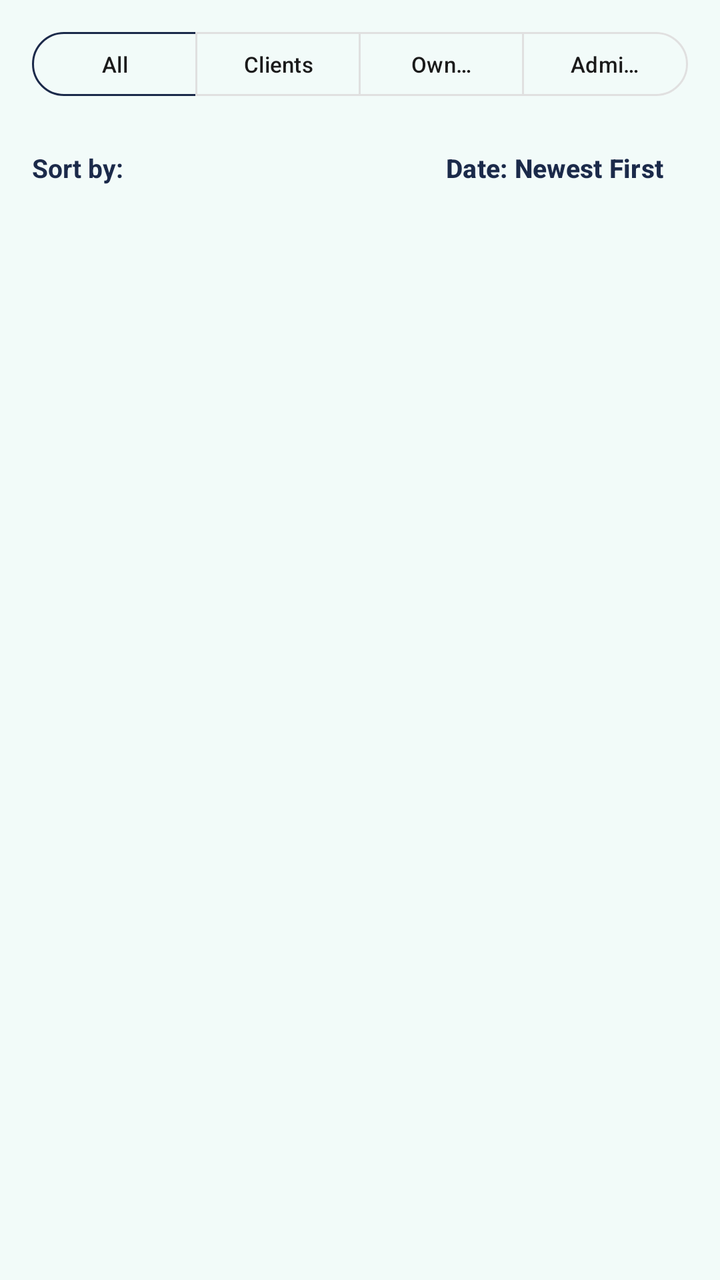
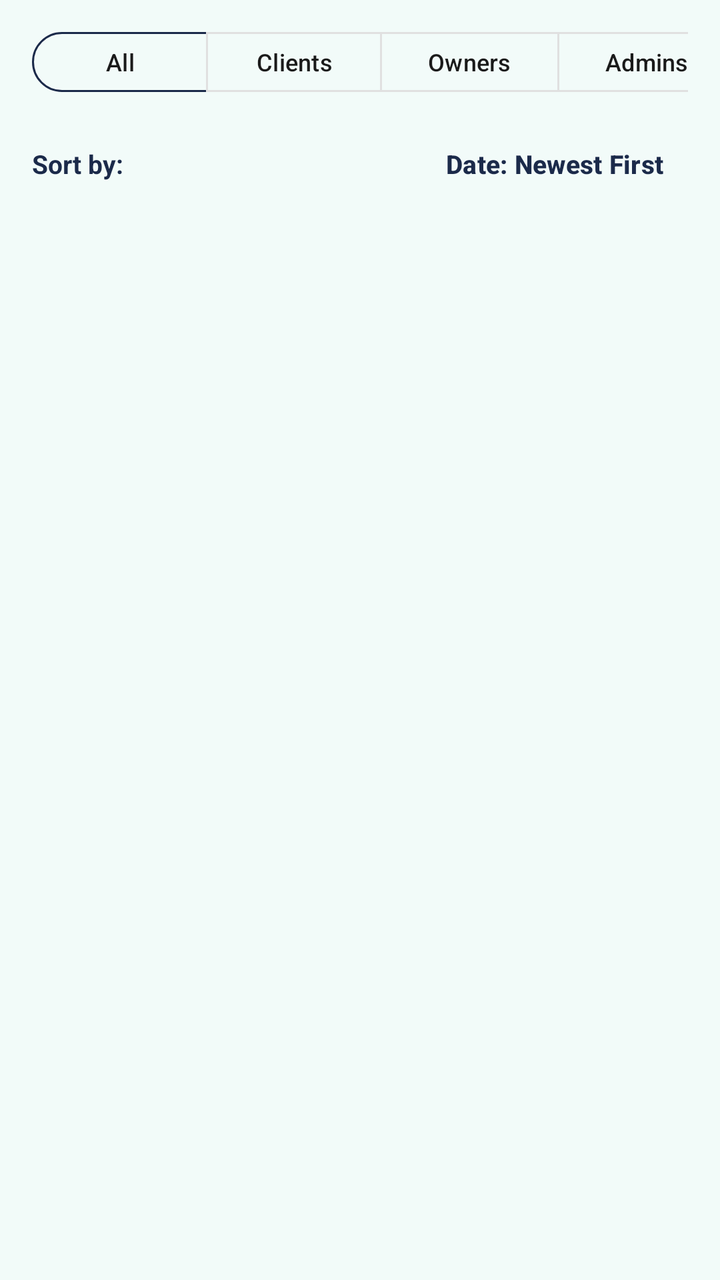

Compare the two renders of this Android layout. The source of the first and the diff that turns it into the second are given below.
<!-- AndroidManifest.xml: application theme Theme.HairGo -->
<!-- res/layout/fragment_users.xml -->
<?xml version="1.0" encoding="utf-8"?>
<LinearLayout xmlns:android="http://schemas.android.com/apk/res/android"
    xmlns:app="http://schemas.android.com/apk/res-auto"
    android:layout_width="match_parent"
    android:layout_height="match_parent"
    android:background="@color/home_bg"
    android:orientation="vertical">

    
    <LinearLayout
        android:layout_width="match_parent"
        android:layout_height="wrap_content"
        android:orientation="vertical"
        android:paddingHorizontal="16dp"
        android:paddingTop="12dp"
        android:paddingBottom="8dp">

        
        <com.google.android.material.button.MaterialButtonToggleGroup
            android:id="@+id/toggleGroupUserRole"
            android:layout_width="match_parent"
            android:layout_height="wrap_content"
            app:selectionRequired="true"
            app:singleSelection="true">

            <com.google.android.material.button.MaterialButton
                android:id="@+id/btnFilterAllUsers"
                style="@style/Widget.Material3.Button.OutlinedButton"
                android:layout_width="0dp"
                android:layout_height="40dp"
                android:layout_weight="1"
                android:text="@string/admin_filter_all"
                android:textAllCaps="false"
                android:textSize="11sp"
                app:strokeColor="@color/navy" />

            <com.google.android.material.button.MaterialButton
                android:id="@+id/btnFilterClients"
                style="@style/Widget.Material3.Button.OutlinedButton"
                android:layout_width="0dp"
                android:layout_height="40dp"
                android:layout_weight="1"
                android:text="@string/admin_filter_clients"
                android:textAllCaps="false"
                android:textSize="11sp"
                app:strokeColor="@color/grey_border" />

            <com.google.android.material.button.MaterialButton
                android:id="@+id/btnFilterSalons"
                style="@style/Widget.Material3.Button.OutlinedButton"
                android:layout_width="0dp"
                android:layout_height="40dp"
                android:layout_weight="1"
                android:text="@string/admin_filter_owners"
                android:textAllCaps="false"
                android:textSize="11sp"
                app:strokeColor="@color/grey_border" />

            <com.google.android.material.button.MaterialButton
                android:id="@+id/btnFilterAdmins"
                style="@style/Widget.Material3.Button.OutlinedButton"
                android:layout_width="0dp"
                android:layout_height="40dp"
                android:layout_weight="1"
                android:text="@string/admin_filter_admins"
                android:textAllCaps="false"
                android:textSize="11sp"
                app:strokeColor="@color/grey_border" />

        </com.google.android.material.button.MaterialButtonToggleGroup>

        
        <RelativeLayout
            android:layout_width="match_parent"
            android:layout_height="wrap_content"
            android:layout_marginTop="8dp">

            <TextView
                android:layout_width="wrap_content"
                android:layout_height="wrap_content"
                android:layout_alignParentStart="true"
                android:layout_centerVertical="true"
                android:text="@string/admin_sort_by"
                android:textColor="@color/heading"
                android:textSize="13sp"
                android:textStyle="bold" />

            <com.google.android.material.button.MaterialButton
                android:id="@+id/btnUserSortOption"
                style="@style/Widget.Material3.Button.TextButton"
                android:layout_width="wrap_content"
                android:layout_height="wrap_content"
                android:layout_alignParentEnd="true"
                android:text="@string/admin_sort_date_newest"
                android:textAllCaps="false"
                android:textColor="@color/navy"
                android:textSize="13sp"
                android:textStyle="bold" />
        </RelativeLayout>

    </LinearLayout>

    
    <androidx.recyclerview.widget.RecyclerView
        android:id="@+id/rvUsers"
        android:layout_width="match_parent"
        android:layout_height="0dp"
        android:layout_weight="1"
        android:clipToPadding="false"
        android:paddingBottom="16dp" />

    
    <TextView
        android:id="@+id/tvEmptyUsers"
        android:layout_width="wrap_content"
        android:layout_height="wrap_content"
        android:layout_gravity="center"
        android:layout_marginTop="32dp"
        android:text="@string/admin_users_empty"
        android:textColor="@color/grey_medium"
        android:textSize="14sp"
        android:visibility="gone" />

</LinearLayout>
<!-- resources referenced by this layout -->
<resources>
  <color name="grey_border">#E0E0E0</color>
  <color name="grey_medium">#8A8A8A</color>
  <color name="heading">#1B2A4A</color>
  <color name="home_bg">#F2FBF9</color>
  <color name="navy">#1B2A4A</color>
  <string name="admin_filter_admins">Admins</string>
  <string name="admin_filter_all">All</string>
  <string name="admin_filter_clients">Clients</string>
  <string name="admin_filter_owners">Owners</string>
  <string name="admin_sort_by">Sort by:</string>
  <string name="admin_sort_date_newest">Date: Newest First</string>
  <string name="admin_users_empty">No users found</string>
  <style name="Theme.HairGo" parent="Base.Theme.HairGo">
          <item name="snackbarStyle">@style/Widget.HairGo.Snackbar</item>
      </style>
  <style name="Base.Theme.HairGo" parent="Theme.Material3.DayNight.NoActionBar">
          <item name="colorPrimary">@color/teal</item>
          <item name="colorOnPrimary">@color/white</item>
          <item name="colorSurface">@color/surface</item>
          <item name="colorOnSurface">@color/text_primary</item>
          <item name="colorSurfaceVariant">@color/grey_light</item>
          <item name="colorOnSurfaceVariant">@color/text_primary</item>
          <item name="colorOutline">@color/grey_border</item>
          <item name="android:colorBackground">@color/grey_light</item>
      </style>
  <style name="Widget.HairGo.Snackbar" parent="Widget.Material3.Snackbar">
          <item name="backgroundTint">@color/navy</item>
          <item name="android:textColor">@color/white</item>
          <item name="shapeAppearanceOverlay">@style/ShapeAppearanceOverlay.HairGo_Snackbar</item>
      </style>
  <color name="teal">#14B8A6</color>
  <color name="white">#FFFFFF</color>
  <color name="surface">#FFFFFF</color>
  <color name="text_primary">#1A1A1A</color>
  <color name="grey_light">#F2F2F2</color>
  <style name="ShapeAppearanceOverlay.HairGo_Snackbar" parent="">
          <item name="cornerFamily">rounded</item>
          <item name="cornerSize">16dp</item>
      </style>
</resources>

<!-- the commit's change to res/layout/fragment_users.xml (unified diff, before → after) -->
@@ -16,58 +16,60 @@
         android:paddingBottom="8dp">
 
         
-        <com.google.android.material.button.MaterialButtonToggleGroup
-            android:id="@+id/toggleGroupUserRole"
+        <HorizontalScrollView
             android:layout_width="match_parent"
             android:layout_height="wrap_content"
-            app:selectionRequired="true"
-            app:singleSelection="true">
+            android:scrollbars="none">
 
-            <com.google.android.material.button.MaterialButton
-                android:id="@+id/btnFilterAllUsers"
-                style="@style/Widget.Material3.Button.OutlinedButton"
-                android:layout_width="0dp"
-                android:layout_height="40dp"
-                android:layout_weight="1"
-                android:text="@string/admin_filter_all"
-                android:textAllCaps="false"
-                android:textSize="11sp"
-                app:strokeColor="@color/navy" />
+            <com.google.android.material.button.MaterialButtonToggleGroup
+                android:id="@+id/toggleGroupUserRole"
+                android:layout_width="wrap_content"
+                android:layout_height="wrap_content"
+                app:selectionRequired="true"
+                app:singleSelection="true">
 
-            <com.google.android.material.button.MaterialButton
-                android:id="@+id/btnFilterClients"
-                style="@style/Widget.Material3.Button.OutlinedButton"
-                android:layout_width="0dp"
-                android:layout_height="40dp"
-                android:layout_weight="1"
-                android:text="@string/admin_filter_clients"
-                android:textAllCaps="false"
-                android:textSize="11sp"
-                app:strokeColor="@color/grey_border" />
+                <com.google.android.material.button.MaterialButton
+                    android:id="@+id/btnFilterAllUsers"
+                    style="@style/Widget.Material3.Button.OutlinedButton"
+                    android:layout_width="wrap_content"
+                    android:layout_height="38dp"
+                    android:text="@string/admin_filter_all"
+                    android:textAllCaps="false"
+                    android:textSize="12sp"
+                    app:strokeColor="@color/navy" />
 
-            <com.google.android.material.button.MaterialButton
-                android:id="@+id/btnFilterSalons"
-                style="@style/Widget.Material3.Button.OutlinedButton"
-                android:layout_width="0dp"
-                android:layout_height="40dp"
-                android:layout_weight="1"
-                android:text="@string/admin_filter_owners"
-                android:textAllCaps="false"
-                android:textSize="11sp"
-                app:strokeColor="@color/grey_border" />
+                <com.google.android.material.button.MaterialButton
+                    android:id="@+id/btnFilterClients"
+                    style="@style/Widget.Material3.Button.OutlinedButton"
+                    android:layout_width="wrap_content"
+                    android:layout_height="38dp"
+                    android:text="@string/admin_filter_clients"
+                    android:textAllCaps="false"
+                    android:textSize="12sp"
+                    app:strokeColor="@color/grey_border" />
 
-            <com.google.android.material.button.MaterialButton
-                android:id="@+id/btnFilterAdmins"
-                style="@style/Widget.Material3.Button.OutlinedButton"
-                android:layout_width="0dp"
-                android:layout_height="40dp"
-                android:layout_weight="1"
-                android:text="@string/admin_filter_admins"
-                android:textAllCaps="false"
-                android:textSize="11sp"
-                app:strokeColor="@color/grey_border" />
+                <com.google.android.material.button.MaterialButton
+                    android:id="@+id/btnFilterSalons"
+                    style="@style/Widget.Material3.Button.OutlinedButton"
+                    android:layout_width="wrap_content"
+                    android:layout_height="38dp"
+                    android:text="@string/admin_filter_owners"
+                    android:textAllCaps="false"
+                    android:textSize="12sp"
+                    app:strokeColor="@color/grey_border" />
 
-        </com.google.android.material.button.MaterialButtonToggleGroup>
+                <com.google.android.material.button.MaterialButton
+                    android:id="@+id/btnFilterAdmins"
+                    style="@style/Widget.Material3.Button.OutlinedButton"
+                    android:layout_width="wrap_content"
+                    android:layout_height="38dp"
+                    android:text="@string/admin_filter_admins"
+                    android:textAllCaps="false"
+                    android:textSize="12sp"
+                    app:strokeColor="@color/grey_border" />
+
+            </com.google.android.material.button.MaterialButtonToggleGroup>
+        </HorizontalScrollView>
 
         
         <RelativeLayout
